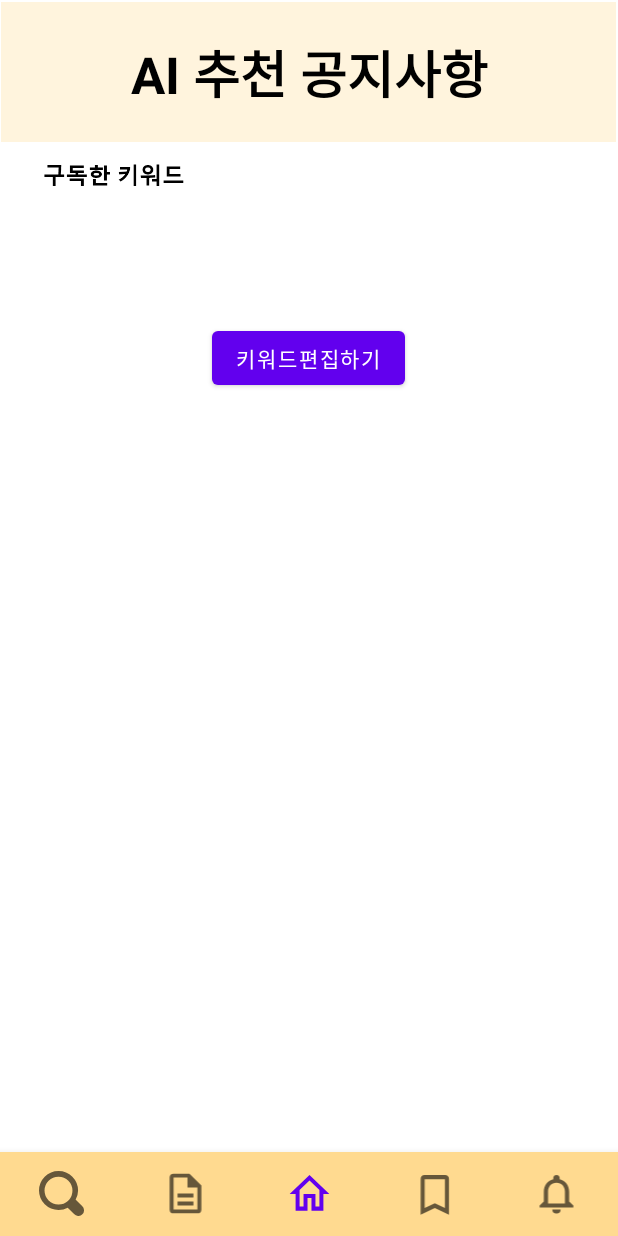
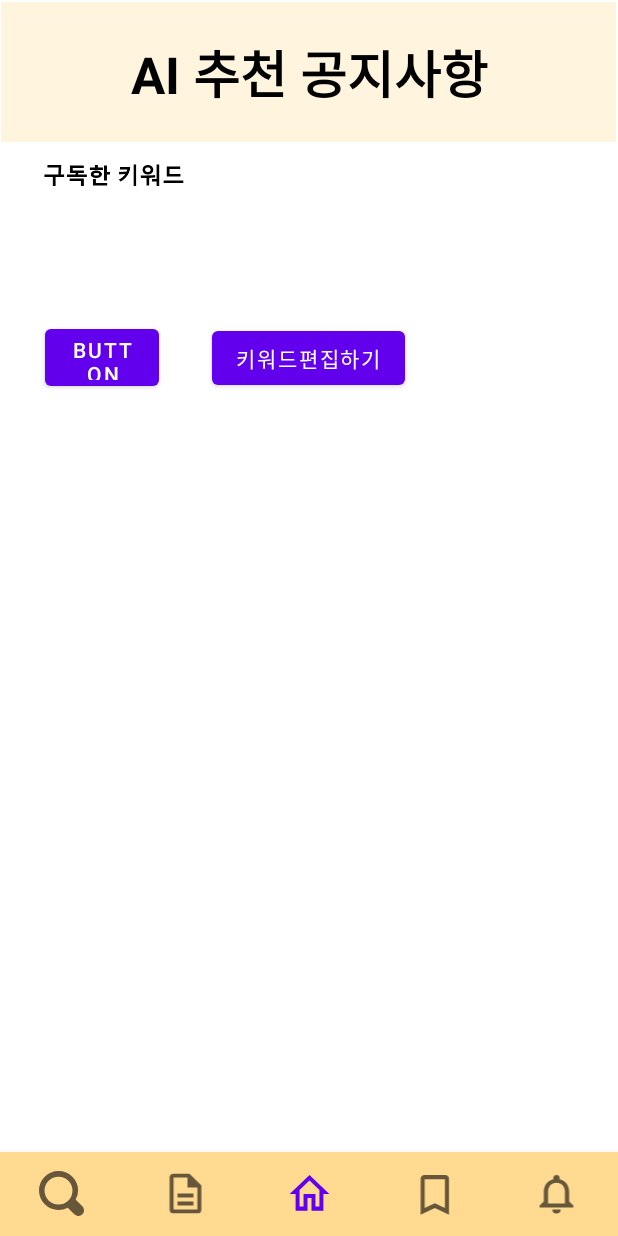
Before and after one commit to Hadongdong/TestGit4, an Android app: the screen it shows after launch (MainActivity), on a phone screen of 412 x 824 dp. Run offline under Robolectric (Android 15) with nearby library versions, the phone set to English and light mode, and no system bars; our stand-ins replace Firebase (no records; nobody signed in at launch, a user with empty details on screens opened directly), Room's generated code, navigation-ui.

Commit message:
아직 링크이동이 안되는 상태!!!

```diff
--- a/skku_notice_endscrap/app/src/main/AndroidManifest.xml
+++ b/skku_notice_endscrap/app/src/main/AndroidManifest.xml
@@ -16,10 +16,11 @@
         <activity android:name=".MainActivity">
             <intent-filter>
                 <action android:name="android.intent.action.MAIN" />
-
                 <category android:name="android.intent.category.LAUNCHER" />
             </intent-filter>
         </activity>
+
+
     </application>
 
 </manifest>
--- a/skku_notice_endscrap/app/src/main/java/com/example/noticesubscribe/fragments/HomeFragment.kt
+++ b/skku_notice_endscrap/app/src/main/java/com/example/noticesubscribe/fragments/HomeFragment.kt
@@ -33,7 +33,7 @@ class HomeFragment : Fragment() {
     val keyadapter = KeyWordAdapter(keyList)//첫번째 리사이클러뷰 어댑터 부르기(구독키워드)
     //클릭한 공지사항 링크이동에 필요한 리스트와 어댑터
     val noticeList = arrayListOf<Notice>()
-    val noticeadapter=NoticeAdapter(requireContext(), noticeList)//context 부분때문에 오류발생
+    val noticeadapter= view?.let { NoticeAdapter(it.context, noticeList) }///context 부분때문에 오류발생
 
     override fun onCreateView(
         inflater: LayoutInflater,
@@ -91,12 +91,16 @@ class HomeFragment : Fragment() {
             }
         }
         //클릭한 공지사항 링크이동(noticeadapter의 context부분오류!!)
-        noticeadapter.itemClick = object : NoticeAdapter.ItemClick {
+        noticeadapter?.itemClick = object : NoticeAdapter.ItemClick {
             override fun onClick(view: View, pos: Int) {
                 val link: TextView = view.findViewById(R.id.linkView)
-                var intent = Intent(Intent.ACTION_VIEW, Uri.parse(" https://www.skku.edu/skku/campus/skk_comm/notice01.do"+link))
+                var intent = Intent(Intent.ACTION_VIEW, Uri.parse(" https://www.skku.edu/skku/campus/skk_comm/notice01.do"+ link.text.toString()))
                 startActivity(intent)
             }
+        }
+        mBinding?.button2?.setOnClickListener{
+            var intent = Intent(Intent.ACTION_VIEW, Uri.parse("https://www.naver.com"))
+            startActivity(intent)
         }
 
         recyclerView.layoutManager = LinearLayoutManager(view.context, LinearLayoutManager.VERTICAL, false)
--- a/skku_notice_endscrap/app/src/main/java/com/example/noticesubscribe/fragments/SubscribeFragment.kt
+++ b/skku_notice_endscrap/app/src/main/java/com/example/noticesubscribe/fragments/SubscribeFragment.kt
@@ -33,10 +33,7 @@ class SubscribeFragment : Fragment() {
     override fun onViewCreated(view: View, savedInstanceState: Bundle?) {
         super.onViewCreated(view, savedInstanceState)
         val recyclerView = view.findViewById<RecyclerView>(R.id.rv_subscribe)
-//        val notice_list = arrayListOf<notices>(
-//            notices("title221", "2020_07_01", "100", "http.."),
-//            notices("title222", "2020_07_02", "200", "http..")
-//        )
+
 
 
         val innerDb = activity?.let {
--- a/skku_notice_endscrap/app/src/main/java/com/example/noticesubscribe/noticeadapter.kt
+++ b/skku_notice_endscrap/app/src/main/java/com/example/noticesubscribe/noticeadapter.kt
@@ -41,13 +41,12 @@ class NoticeAdapter( val parentContext: Context,val noticeList: ArrayList<Notice
         holder.date.text = noticeList.get(position).date
         holder.visited.text = noticeList.get(position).visited
         holder.link.text = noticeList.get(position).link
-        //링크이동구현
+            //링크이동구현
         if(itemClick!=null){
-            holder?.itemView.setOnClickListener{v->
+            holder?.itemView?.setOnClickListener{v->
                 itemClick?.onClick(v,position)
             }
         }
-
         val innerDb = Room.databaseBuilder(
             parentContext.applicationContext,
             AppDatabase::class.java, "notice"
--- a/skku_notice_endscrap/app/src/main/res/layout/fragment_home.xml
+++ b/skku_notice_endscrap/app/src/main/res/layout/fragment_home.xml
@@ -76,4 +76,15 @@
         app:layout_constraintEnd_toEndOf="parent"
         app:layout_constraintTop_toBottomOf="@+id/titlebar"
         app:layout_constraintVertical_bias="1.0" />
+
+    <Button
+        android:id="@+id/button2"
+        android:layout_width="76dp"
+        android:layout_height="50dp"
+        android:layout_marginTop="76dp"
+        android:text="Button"
+        app:layout_constraintEnd_toStartOf="@+id/bt_editKeyword"
+        app:layout_constraintHorizontal_bias="0.46"
+        app:layout_constraintStart_toStartOf="parent"
+        app:layout_constraintTop_toTopOf="@+id/rv_keyword" />
 </androidx.constraintlayout.widget.ConstraintLayout>
```
Also changed, not shown: skku_notice_endscrap/app/src/main/java/com/example/noticesubscribe/fragments/AllnoticeFragment.kt (+5 -4 lines), skku_notice_endscrap/app/src/main/java/com/example/noticesubscribe/fragments/SearchFragment.kt (+5 -4 lines).
